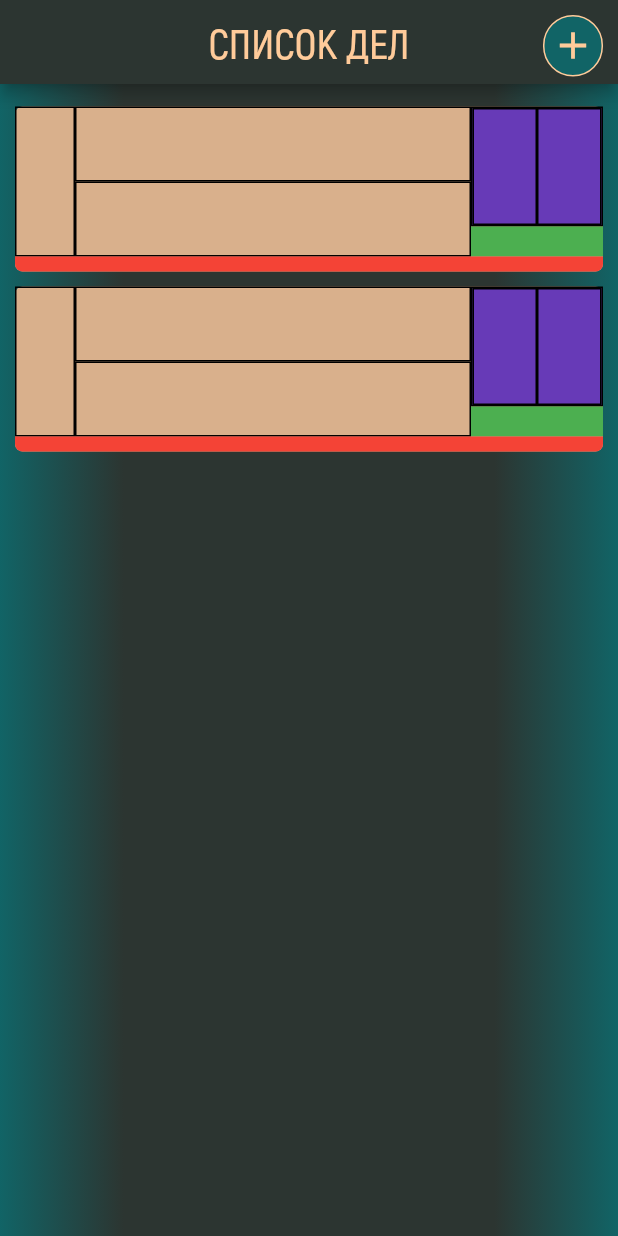
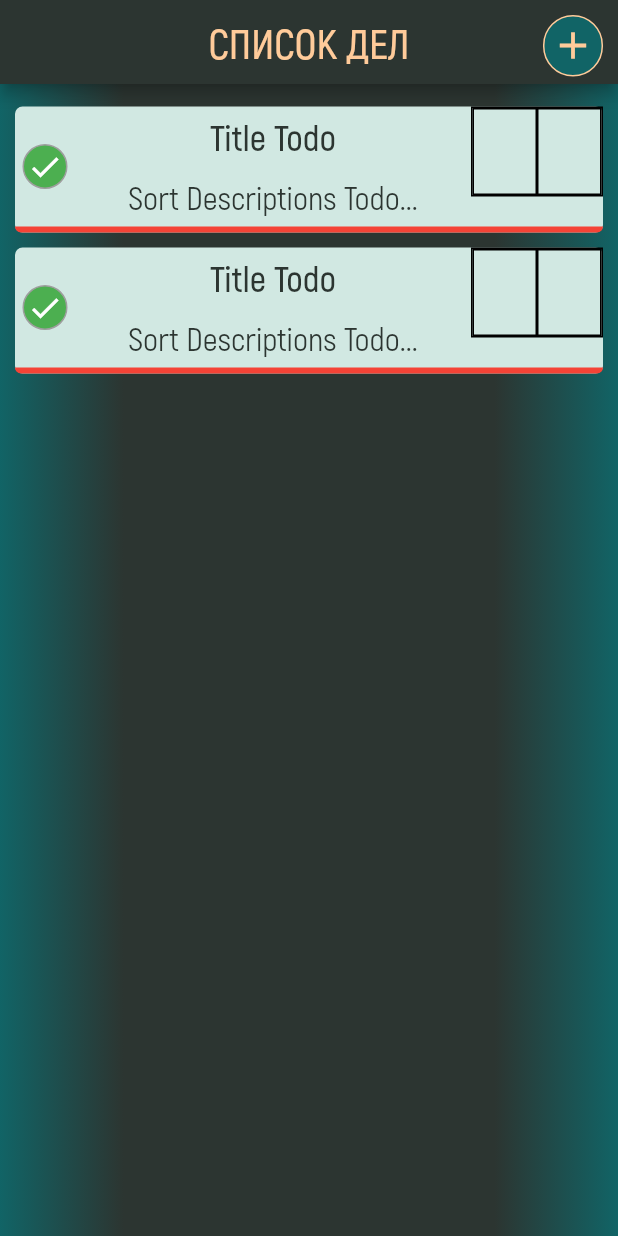
Before and after one commit to yakut54/todolist, a Flutter app: the screen it shows after launch, on a phone screen of 412 x 824 dp. Run offline on Flutter 3.47's test engine with Material 2 defaults, Android fonts, the phone set to English and light mode, and no system bars; drawn by our look-alikes of roundcheckbox.

Commit message:
day 3 layout tile

```diff
--- a/lib/theme/theme.dart
+++ b/lib/theme/theme.dart
@@ -2,7 +2,17 @@ import 'package:flutter/material.dart';
 import 'package:todolist/theme/colors.dart';
 
 final theme = ThemeData(
-  appBarTheme: const AppBarTheme(
-    backgroundColor: GeneralColors.grayblue
-  )
+  appBarTheme: const AppBarTheme(backgroundColor: GeneralColors.grayblue),
+  textTheme: const TextTheme(
+    bodyLarge: TextStyle(
+      color: GeneralColors.grayblue,
+      fontFamily: 'akrobat_semibold',
+      fontSize: 24,
+    ),
+    bodyMedium: TextStyle(
+      color: GeneralColors.grayblue,
+      fontFamily: 'akrobat_regular',
+      fontSize: 22,
+    ),
+  ),
 );
--- /dev/null
+++ b/lib/widgets/ui/checkbox.dart
@@ -0,0 +1,18 @@
+import 'package:flutter/material.dart';
+import 'package:roundcheckbox/roundcheckbox.dart';
+
+final checkbox = Column(
+  mainAxisAlignment: MainAxisAlignment.center,
+  crossAxisAlignment: CrossAxisAlignment.center,
+  children: <Widget>[
+    RoundCheckBox(
+      onTap: (selected) {},
+      uncheckedWidget: const Icon(Icons.close),
+      isChecked: true,
+      size: 30,
+      animationDuration: const Duration(
+        milliseconds: 50,
+      ),
+    ),
+  ],
+);
--- a/lib/widgets/ui/tale.dart
+++ b/lib/widgets/ui/tale.dart
@@ -1,5 +1,6 @@
 import 'package:flutter/material.dart';
 import 'package:todolist/theme/colors.dart';
+import 'package:todolist/widgets/ui/checkbox.dart';
 
 class TaleBtn extends StatelessWidget {
   const TaleBtn({super.key});
@@ -7,36 +8,51 @@ class TaleBtn extends StatelessWidget {
   @override
   Widget build(BuildContext context) {
     double screenWidth = MediaQuery.of(context).size.width - 22;
+    final theme = Theme.of(context);
 
     return Container(
       width: screenWidth,
       margin:
           const EdgeInsets.only(top: 5.0, right: 10.0, bottom: 5.0, left: 10.0),
       decoration: BoxDecoration(
-        color: GeneralColors.tanColor,
+        color: GeneralColors.platinum,
         borderRadius: BorderRadius.circular(5),
       ),
       child: Column(
         children: [
           SizedBox(
-            height: 100,
+            height: 80,
             child: Row(
               children: [
-                Container(
-                  width: 40,
-                  decoration: BoxDecoration(border: Border.all(width: 1)),
+                Column(
+                  mainAxisAlignment: MainAxisAlignment.center,
+                  crossAxisAlignment: CrossAxisAlignment.center,
+                  children: [
+                    SizedBox(
+                      width: 40,
+                      child: checkbox,
+                    ),
+                  ],
                 ),
                 Expanded(
                   flex: 3,
                   child: Column(
                     children: [
                       Container(
-                        height: 50,
-                        decoration: BoxDecoration(border: Border.all(width: 1)),
+                        height: 40,
+                        child: Align(
+                          alignment: Alignment.center,
+                          child: Text('Title Todo',
+                              style: theme.textTheme.bodyLarge),
+                        ),
                       ),
                       Container(
-                        height: 50,
-                        decoration: BoxDecoration(border: Border.all(width: 1)),
+                        height: 40,
+                        child: Align(
+                          alignment: Alignment.center,
+                          child: Text('Sort Descriptions Todo...',
+                              style: theme.textTheme.bodyMedium),
+                        ),
                       ),
                     ],
                   ),
@@ -46,22 +62,24 @@ class TaleBtn extends StatelessWidget {
                   child: Column(
                     children: [
                       Container(
-                        height: 80,
-                        decoration: BoxDecoration(color: Colors.deepPurple,border: Border.all(width: 1)),
+                        height: 60,
+                        decoration: BoxDecoration(border: Border.all(width: 1)),
                         child: Row(
                           children: [
                             Expanded(
                               flex: 1,
                               child: Container(
                                 width: 40,
-                                decoration: BoxDecoration(border: Border.all(width: 1)),
+                                decoration:
+                                    BoxDecoration(border: Border.all(width: 1)),
                               ),
                             ),
                             Expanded(
                               flex: 1,
                               child: Container(
                                 width: 45,
-                                decoration: BoxDecoration(border: Border.all(width: 1)),
+                                decoration:
+                                    BoxDecoration(border: Border.all(width: 1)),
                               ),
                             ),
                           ],
@@ -69,7 +87,6 @@ class TaleBtn extends StatelessWidget {
                       ),
                       Container(
                         height: 20,
-                        decoration: const BoxDecoration(color: Colors.green),
                       )
                     ],
                   ),
@@ -78,7 +95,7 @@ class TaleBtn extends StatelessWidget {
             ),
           ),
           Container(
-            height: 10,
+            height: 4,
             decoration: const BoxDecoration(
               color: Colors.red,
               borderRadius: BorderRadius.only(
--- a/pubspec.yaml
+++ b/pubspec.yaml
@@ -9,6 +9,7 @@ environment:
 dependencies:
   flutter:
     sdk: flutter
+  roundcheckbox: ^2.0.5
 
   cupertino_icons: ^1.0.2
 
```
Also changed, not shown: pubspec.lock.
